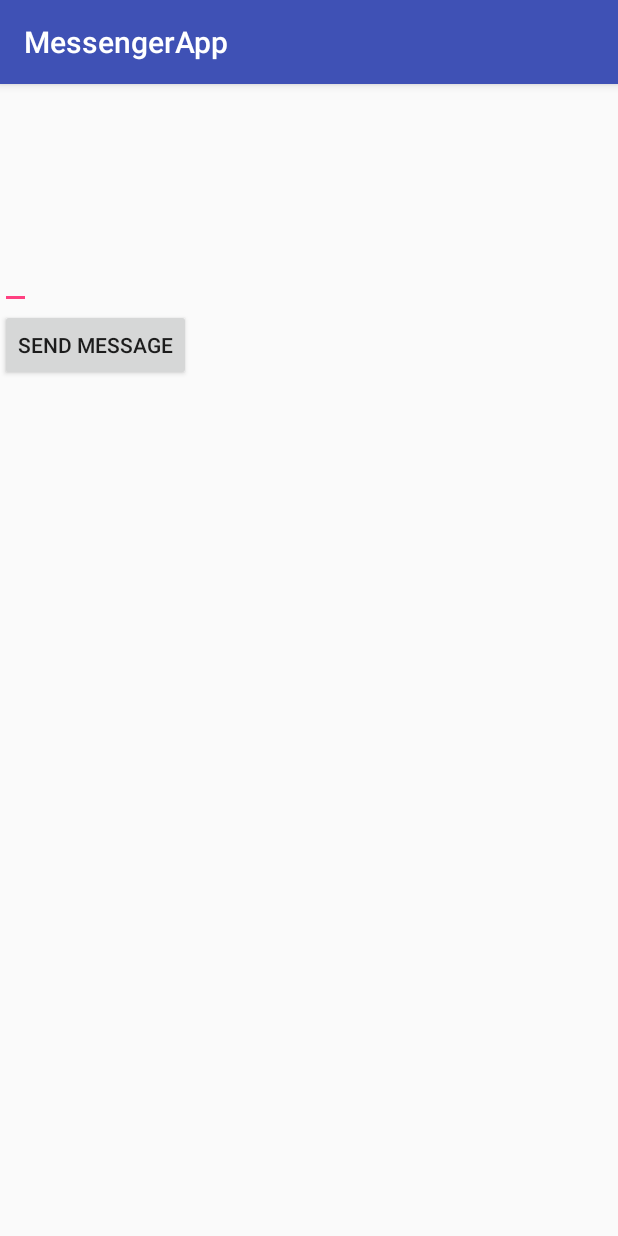
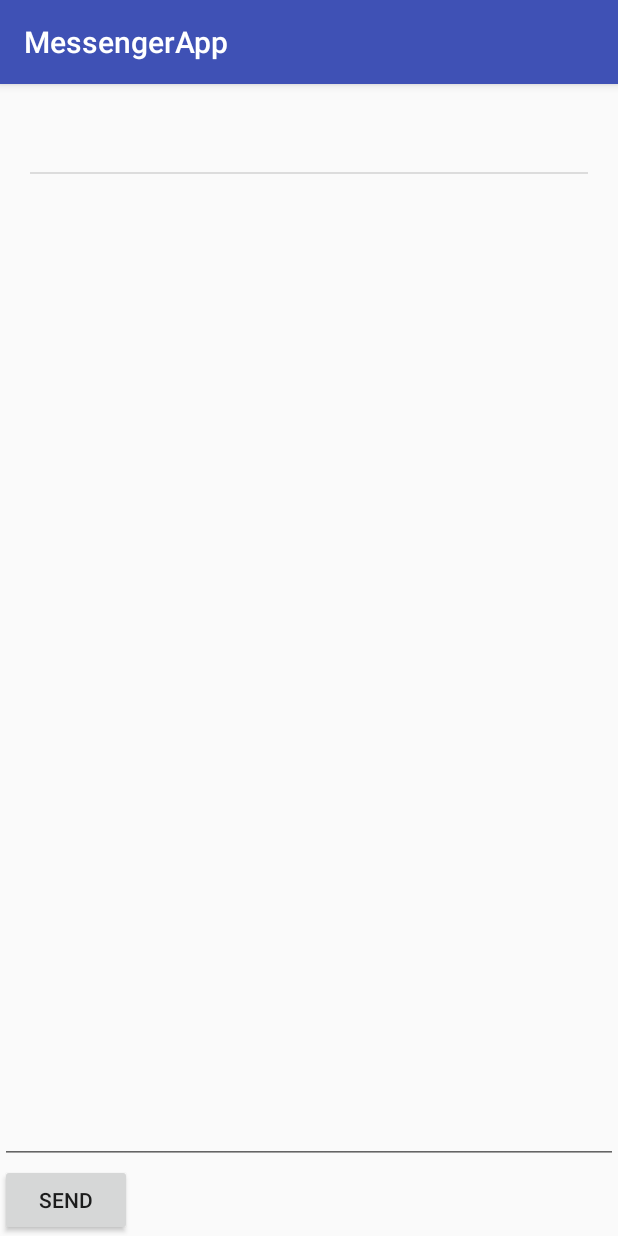
Before and after one commit to MessengerProject/App, an Android app: the screen it shows after launch (Messenger), after a tap on "LOGIN", on a phone screen of 412 x 824 dp. Run offline under Robolectric (Android 15) with nearby library versions, the phone set to English and light mode, and no system bars.

Commit message:
screening messages

```diff
--- a/app/src/main/java/com/example/maxime/messengerapp/Login.java
+++ b/app/src/main/java/com/example/maxime/messengerapp/Login.java
@@ -12,7 +12,7 @@ import android.widget.Toast;
 import java.util.concurrent.ExecutionException;
 
 public class Login extends AppCompatActivity {
-    private final String TAG = AppCompatActivity.class.getName();
+    private final String TAG = Login.class.getName();
 
 
     @Override
@@ -33,8 +33,8 @@ public class Login extends AppCompatActivity {
 
                 Log.i(TAG,login + "   " + pwd);
                 String params[] = {login, pwd};
-                Login_BG_Async login_bg_async = new Login_BG_Async();
-                Login_BG_Async.LoginListener loginListener = new Login_BG_Async.LoginListener() {
+                LoginBGAsync login_bg_async = new LoginBGAsync();
+                LoginBGAsync.LoginListener loginListener = new LoginBGAsync.LoginListener() {
                     @Override
                     public void onLogin(boolean result) {
                         if (!result)
--- a/app/src/main/java/com/example/maxime/messengerapp/Login_BG_Async.java
+++ b/app/src/main/java/com/example/maxime/messengerapp/LoginBGAsync.java
@@ -7,9 +7,9 @@ import android.util.Log;
  * Created by maxime on 12/10/16.
  */
 
-public class Login_BG_Async extends AsyncTask <String, Void, Boolean>  {
+public class LoginBGAsync extends AsyncTask <String, Void, Boolean>  {
 
-    private final String TAG = Login_BG_Async.class.getName();
+    private final String TAG = LoginBGAsync.class.getName();
 
 
     public LoginListener loginListener;
--- a/app/src/main/java/com/example/maxime/messengerapp/Message.java
+++ b/app/src/main/java/com/example/maxime/messengerapp/Message.java
@@ -11,6 +11,7 @@ public class Message {
     public String elementMessage;
 
     public Message(String elementMessage, String author) {
+        super();
         this.elementMessage = elementMessage;
         this.author = author;
     }
--- /dev/null
+++ b/app/src/main/java/com/example/maxime/messengerapp/MessageAdapter.java
@@ -0,0 +1,56 @@
+package com.example.maxime.messengerapp;
+
+import android.app.Activity;
+import android.content.Context;
+import android.view.LayoutInflater;
+import android.view.View;
+import android.view.ViewGroup;
+import android.widget.ArrayAdapter;
+import android.widget.TextView;
+
+import java.util.ArrayList;
+
+/**
+ * Created by maxime on 19/10/16.
+ */
+
+public class MessageAdapter extends ArrayAdapter<Message> {
+    Context context;
+    int layoutResourceId;
+    ArrayList<Message> data=null;
+
+    public MessageAdapter(Context context, int layoutResourceId, ArrayList<Message> msg) {
+        super(context, layoutResourceId, msg);
+        this.context = context;
+        this.layoutResourceId = layoutResourceId;
+        this.data = msg;
+    }
+    @Override
+    public View getView(int position, View convertView, ViewGroup parent){
+        View row = convertView;
+        MessageHolder holder = null;
+        if (row == null){
+            LayoutInflater inflater = ((Activity)context).getLayoutInflater();
+            row = inflater.inflate(layoutResourceId, parent, false);
+
+            holder = new MessageHolder();
+            holder.elementMessage = (TextView)row.findViewById(R.id.textMessage);
+            holder.author = (TextView)row.findViewById(R.id.author);
+
+            row.setTag(holder);
+        }
+        else{
+            holder = (MessageHolder)row.getTag();
+        }
+        Message message = data.get(position);
+        holder.author.setText(message.author);
+        holder.elementMessage.setText(message.elementMessage);
+
+        return row;
+    }
+
+    static class MessageHolder{
+        TextView author;
+        TextView elementMessage;
+    }
+}
--- a/app/src/main/java/com/example/maxime/messengerapp/Messenger.java
+++ b/app/src/main/java/com/example/maxime/messengerapp/Messenger.java
@@ -20,20 +20,25 @@ import java.util.List;
  */
 
 public class Messenger extends AppCompatActivity {
-    private final String TAG = AppCompatActivity.class.getName();
+    private final String TAG = Messenger.class.getName();
 
+    private ListView listViewMsg;
     //private final String TAG = AppCompatActivity.class.getName();
     //Message msg = new Message("Bob","L'eponge");
     @Override
     protected void onCreate(Bundle savedInstanceState) {
+
         super.onCreate(savedInstanceState);
         setContentView(R.layout.activity_messenger);
-        //listViewMsg = (ListView)findViewById(R.id.listViewMsg);
-        final List<String> msgArray = new ArrayList<String>();
 
+        final ArrayList<Message> message_data = new ArrayList<Message>();
+        listViewMsg = (ListView)findViewById(R.id.listViewMsg);
+        View header = getLayoutInflater().inflate(R.layout.view_message, null);
+        listViewMsg.addHeaderView(header);
+        final MessageAdapter msg_array_adapter = new MessageAdapter(this, R.layout.view_message, message_data);
+        listViewMsg.setAdapter(msg_array_adapter);
         Button btnSend = (Button)findViewById(R.id.ButtonSend);
-        final ArrayAdapter<String> msg_array_adapter;
-        msg_array_adapter = new ArrayAdapter<String>(this, R.layout.view_message, msgArray);
+
         btnSend.setOnClickListener(new View.OnClickListener() {
             @Override
             public void onClick(View v) {
@@ -41,9 +46,10 @@ public class Messenger extends AppCompatActivity {
                 String msg = String.valueOf(msgET.getText());
                 String author = "max";
                 Message message = new Message(msg, author);
-
-                msgArray.add(msg);
-                Log.i(TAG, msgArray.toString());
+                message_data.add(message);
+                //msgArray.add(msg);
+                Log.i(TAG, message_data.toString());
+                //msg_array_adapter.add(msg);
                 msg_array_adapter.notifyDataSetChanged();
                 //Log.i(TAG, message.elementMessage);
                 //TODO: implement message from Message class and push it to server (and add it to listViewMsg for the moment)
--- a/app/src/main/res/layout/activity_messenger.xml
+++ b/app/src/main/res/layout/activity_messenger.xml
@@ -1,27 +1,32 @@
 <?xml version="1.0" encoding="utf-8"?>
 <RelativeLayout xmlns:android="http://schemas.android.com/apk/res/android"
-    android:orientation="vertical" android:layout_width="match_parent"
-    android:layout_height="match_parent">
+    android:orientation="vertical"
+    android:layout_width="match_parent"
+    android:layout_height="match_parent"
+    android:fitsSystemWindows="true">
 
 
-    <include layout="@layout/view_message"
-        android:layout_width="150dp"
-        android:layout_height="100dp"
-        android:id="@+id/view_message"/>
+    <ListView
+        android:id="@+id/listViewMsg"
+        android:layout_alignParentTop="true"
+        android:layout_width="wrap_content"
+        android:layout_height="wrap_content"
+        android:layout_above="@+id/message"
+        android:padding="20sp">
 
+    </ListView>
 
     <EditText
         android:id="@+id/message"
+        android:layout_width="match_parent"
+        android:layout_height="wrap_content"
+        android:layout_above="@+id/ButtonSend"
+        android:textSize="20sp"
+        android:inputType="textMultiLine"/>
+    <Button
+        android:id="@+id/ButtonSend"
         android:layout_width="wrap_content"
-        android:layout_height="50dp"
-        android:layout_below="@id/view_message"
-        android:textSize="20dp"
-        android:inputType=""/>
-    <Button
-        android:layout_width="wrap_content"
-        android:layout_height="wrap_content"
-        android:layout_below="@+id/message"
-        android:text="Send Message"
-        android:id="@+id/ButtonSend" />
-
+        android:text="Send"
+        android:layout_alignParentBottom="true"
+        android:layout_height="wrap_content" />
 </RelativeLayout>
--- a/app/src/main/res/layout/view_message.xml
+++ b/app/src/main/res/layout/view_message.xml
@@ -5,5 +5,9 @@
     <TextView
         android:layout_width="wrap_content"
         android:layout_height="wrap_content"
-        android:id="@+id/textMessage"/>
+        android:id="@+id/author"/>
+    <TextView
+        android:id="@+id/textMessage"
+        android:layout_width="wrap_content"
+        android:layout_height="wrap_content"/>
 </LinearLayout>
```
Also changed, not shown: app/src/main/AndroidManifest.xml (+5 -3 lines), 2 other files.
